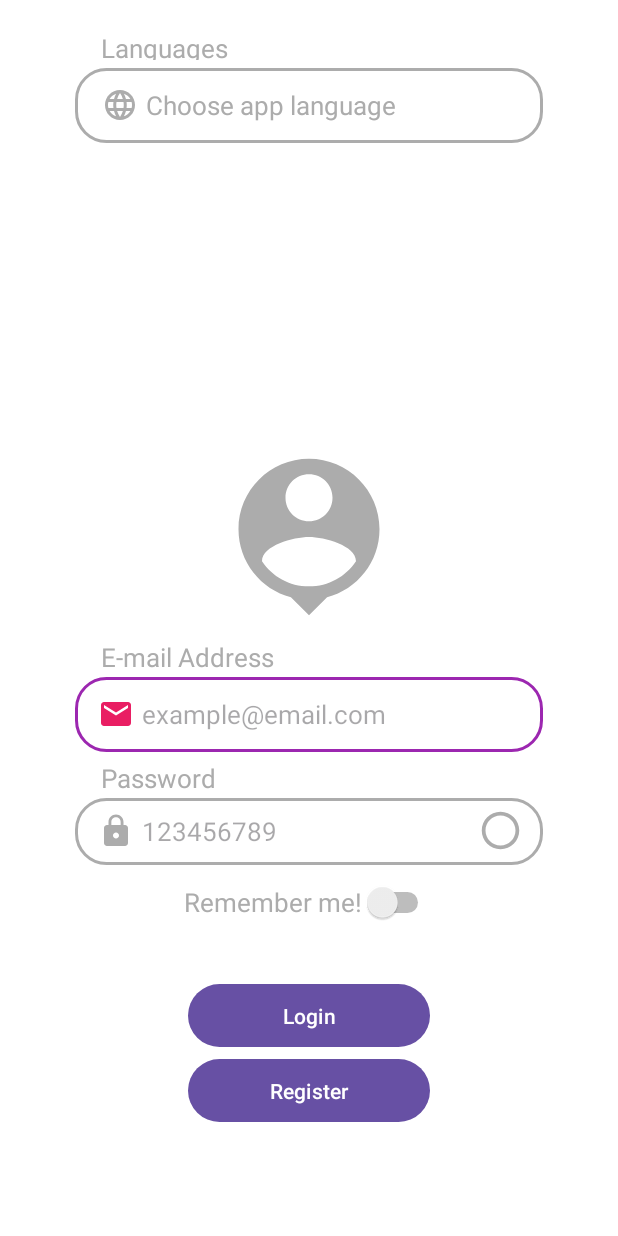
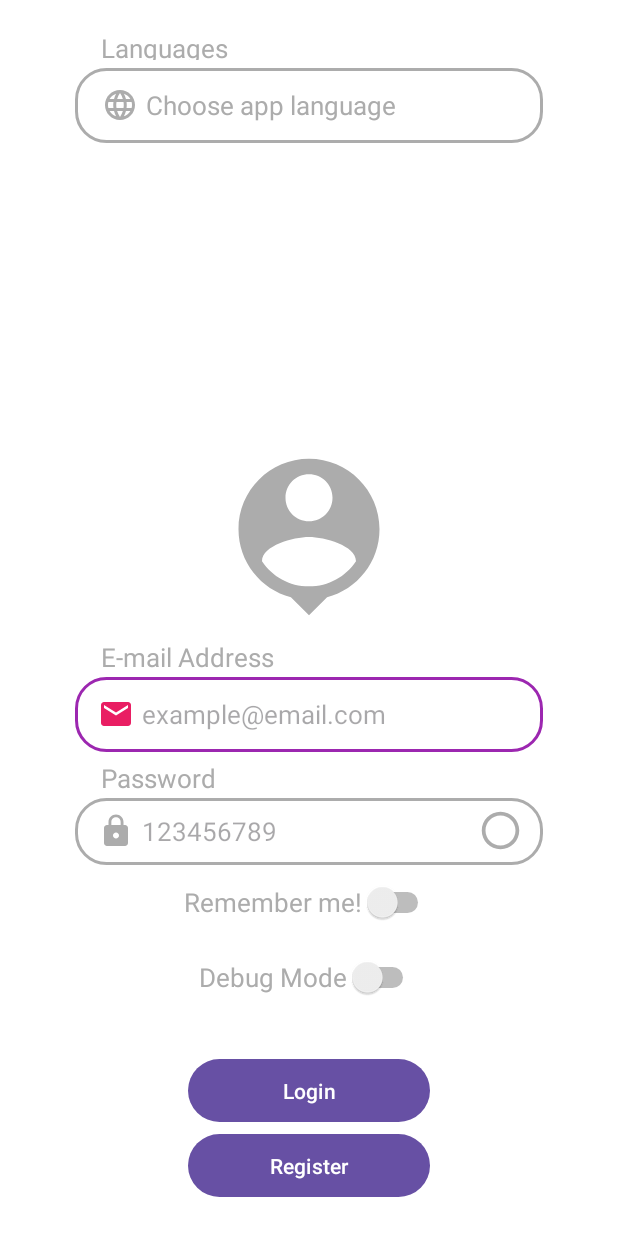
Before and after one commit to ahmetoztrk/sentiment_analysis, an Android app: the screen it shows after launch (MainActivity), on a phone screen of 412 x 824 dp. Run offline under Robolectric (Android 15) with nearby library versions, the light colour scheme and no system bars; our stand-ins replace Firebase (no records; nobody signed in at launch, a user with empty details on screens opened directly); 1 statement that could not run was skipped.

Commit message:
MainActivity.java sinifina hata ayiklayabilmek icin debug switchi eklendi. Buna uygun tasarim yapildi.

```diff
--- a/SentimentAnalysis/app/src/main/java/com/example/sentimentanalysis/MainActivity.java
+++ b/SentimentAnalysis/app/src/main/java/com/example/sentimentanalysis/MainActivity.java
@@ -43,7 +43,7 @@ public class MainActivity extends AppCompatActivity {
     Spinner languageSpinner;
     EditText eMailAddressEditText, passwordEditText;
     TextView eMailAddressInfoTextView, passwordInfoTextView;
-    Switch rememberMeSwitchCompat;
+    Switch rememberMeSwitchCompat, debugModeSwitchCompat;
     Button loginBtn, registerBtn;
     ImageButton passwordOpenCloseBtn;
     boolean passwordOpenClose;
@@ -139,6 +139,7 @@ public class MainActivity extends AppCompatActivity {
         passwordInfoTextView = findViewById(R.id.password_info_text_view);
 
         rememberMeSwitchCompat = findViewById(R.id.remember_me_switch_compat);
+        debugModeSwitchCompat = findViewById(R.id.debug_mode_switch_compat);
         loginBtn = findViewById(R.id.login_btn);
         registerBtn = findViewById(R.id.register_btn);
         passwordOpenCloseBtn = findViewById(R.id.password_open_close_btn);
@@ -203,7 +204,12 @@ public class MainActivity extends AppCompatActivity {
                 Constants.S_REMEMBER_ME_OPTION = isChecked;
             }
         });
-
+        debugModeSwitchCompat.setOnCheckedChangeListener(new CompoundButton.OnCheckedChangeListener() {
+            @Override
+            public void onCheckedChanged(CompoundButton compoundButton, boolean isChecked) {
+                Constants.S_DEBUG_MODE = isChecked;
+            }
+        });
         loginBtn.setOnClickListener(new View.OnClickListener() {
             @Override
             public void onClick(View view) {
@@ -240,7 +246,7 @@ public class MainActivity extends AppCompatActivity {
                                 FileOperations.setOptionValue(getApplicationContext(),"config.txt", "remember_me_option","true");
                                 FileOperations.setOptionValue(getApplicationContext(),"config.txt","password",passwordEditText.getText().toString());
                             }else{
-                                FileOperations.setOptionValue(getApplicationContext(),"config.txt", "remember_me_option","false");
+                                FileOperations.setOptionValue(getApplicationContext(),"config.txt","remember_me_option","false");
                                 FileOperations.setOptionValue(getApplicationContext(),"config.txt","password","");
                             }
 
--- a/SentimentAnalysis/app/src/main/res/layout/activity_main.xml
+++ b/SentimentAnalysis/app/src/main/res/layout/activity_main.xml
@@ -157,6 +157,17 @@
         tools:ignore="UseSwitchCompatOrMaterialXml">
     </Switch>
 
+    <Switch
+        android:id="@+id/debug_mode_switch_compat"
+        android:layout_width="wrap_content"
+        android:layout_height="50dp"
+        android:text="@string/Debug_Mode"
+        android:textSize="17dp"
+        android:textColor="#ACACAC"
+        android:layout_gravity="center"
+        tools:ignore="UseSwitchCompatOrMaterialXml">
+    </Switch>
+
     <Button
         android:id="@+id/login_btn"
         android:layout_width="match_parent"
```
Also changed, not shown: SentimentAnalysis/app/src/main/java/com/example/sentimentanalysis/Analyzing/SuggestionPage/SuggestionPageActivity.java (+12 -12 lines), 1 other file.
